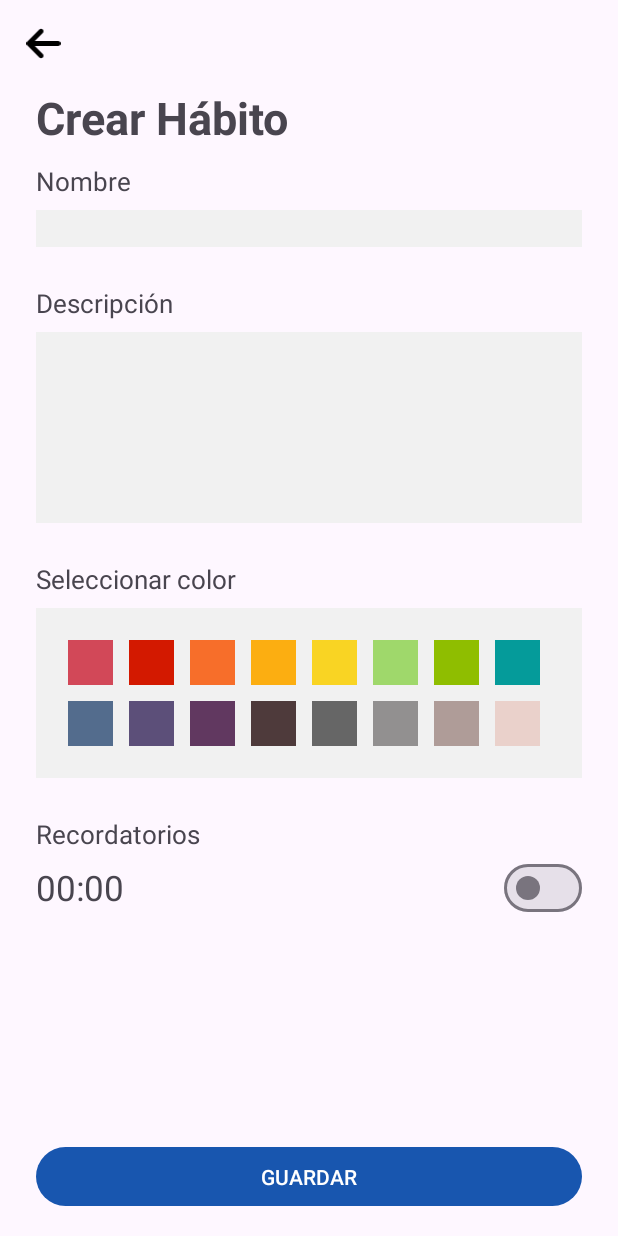
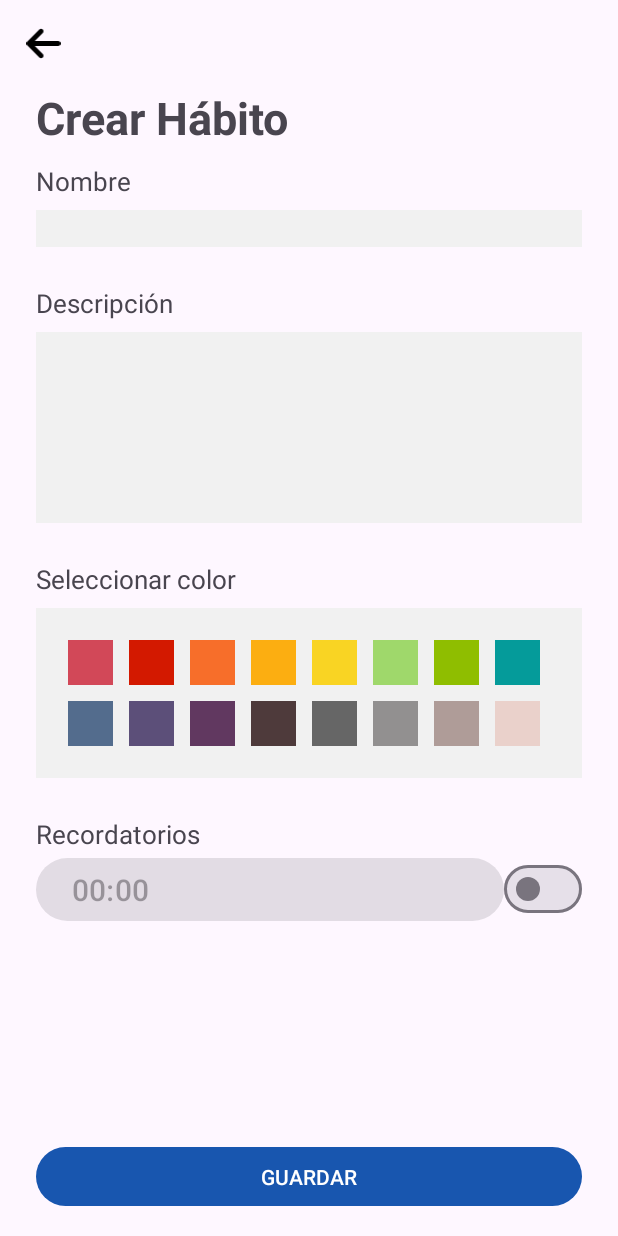
Before and after one commit to alfonsaco/CodeZen, an Android app: the CreateHabitActivity screen opened directly, with no data from a screen before it, on a phone screen of 412 x 824 dp. Run offline under Robolectric (Android 15) with nearby library versions, the phone set to English and light mode, and no system bars; our stand-ins replace Firebase (no records; nobody signed in at launch, a user with empty details on screens opened directly).

Commit message:
Se agrega TimePicker y se obtienen los nuevos valores del recordatorio

```diff
--- a/app/src/main/java/edu/alfonsaco/codezen/ui/habits/CreateHabitActivity.java
+++ b/app/src/main/java/edu/alfonsaco/codezen/ui/habits/CreateHabitActivity.java
@@ -5,6 +5,7 @@ import android.content.Intent;
 import android.os.Bundle;
 import android.view.View;
 import android.widget.Button;
+import android.widget.CompoundButton;
 import android.widget.EditText;
 import android.widget.ImageView;
 import android.widget.Toast;
@@ -15,7 +16,12 @@ import androidx.core.graphics.Insets;
 import androidx.core.view.ViewCompat;
 import androidx.core.view.WindowInsetsCompat;
 
+import com.google.android.material.materialswitch.MaterialSwitch;
+import com.google.android.material.timepicker.MaterialTimePicker;
+import com.google.android.material.timepicker.TimeFormat;
+
 import java.util.ArrayList;
+import java.util.concurrent.atomic.AtomicInteger;
 
 import edu.alfonsaco.codezen.R;
 import edu.alfonsaco.codezen.ui.habits.habit_utils.Habit;
@@ -28,11 +34,18 @@ public class CreateHabitActivity extends AppCompatActivity {
     private Button btnAgregarNuevoHabito;
     private EditText etxtNombreHabito;
     private EditText etxtDescripcion;
+    private MaterialSwitch switchRecordatorios;
+    private Button btnGestionarRecordatorio;
 
     // Selección de color
     private String colorSeleccionado;
     private ArrayList<View> listaColores;
     private boolean haSeleccionadoColor=false;
+
+    // Recordatorio
+    private String nuevaHoraRecordatorio;
+    private int horas;
+    private int minutos;
 
     // FirebaseAuth
     private BDD bd;
@@ -46,6 +59,8 @@ public class CreateHabitActivity extends AppCompatActivity {
         btnAgregarNuevoHabito=findViewById(R.id.btnAgregarNuevoHabito);
         etxtNombreHabito=findViewById(R.id.etxtNombreHabito);
         etxtDescripcion=findViewById(R.id.etxtDescripcion);
+        switchRecordatorios=findViewById(R.id.switchRecordatorios);
+        btnGestionarRecordatorio=findViewById(R.id.btnGestionarRecordatorio);
 
         // BOTÓN PARA VOLVER ATRÁS
         btnVolverInicio=findViewById(R.id.btnVolverInicio);
@@ -87,6 +102,57 @@ public class CreateHabitActivity extends AppCompatActivity {
                 }
             });
         }
+
+
+        // *************************** RECORDATORIOS ********************************
+        switchRecordatorios.setOnCheckedChangeListener(new CompoundButton.OnCheckedChangeListener() {
+            @Override
+            public void onCheckedChanged(CompoundButton buttonView, boolean isChecked) {
+                if(switchRecordatorios.isChecked()) {
+                    btnGestionarRecordatorio.setEnabled(true);
+                } else {
+                    btnGestionarRecordatorio.setEnabled(false);
+                }
+            }
+        });
+
+        String horaActual=btnGestionarRecordatorio.getText().toString();
+        horas=Integer.parseInt(horaActual.split(":")[0]);
+        minutos=Integer.parseInt(horaActual.split(":")[1]);
+
+        btnGestionarRecordatorio.setOnClickListener(new View.OnClickListener() {
+            @Override
+            public void onClick(View v) {
+                MaterialTimePicker timePicker=new MaterialTimePicker.Builder()
+                        .setTimeFormat(TimeFormat.CLOCK_24H)
+                        .setHour(horas)
+                        .setMinute(minutos)
+                        .setTitleText("Selecciona la hora")
+                        .build();
+
+                timePicker.show(getSupportFragmentManager(), "time_picker");
+
+                timePicker.addOnPositiveButtonClickListener(v1 -> {
+                    // Formateamos la hora, para ponerla en el botón
+                    String nuevaHora=String.valueOf(timePicker.getHour());
+                    String nuevoMinuto=String.valueOf(timePicker.getMinute());
+
+                    if(nuevaHora.length() == 1) {
+                        nuevaHora="0"+nuevaHora;
+                    }
+                    if(nuevoMinuto.length() == 1) {
+                        nuevoMinuto="0"+nuevoMinuto;
+                    }
+
+                    horas=Integer.parseInt(nuevaHora);
+                    minutos=Integer.parseInt(nuevoMinuto);
+
+                    nuevaHoraRecordatorio=nuevaHora+":"+nuevoMinuto;
+                    btnGestionarRecordatorio.setText(nuevaHoraRecordatorio);
+                });
+            }
+        });
+        // ***************************************************************************
 
 
         // AGREGAR EL HÁBITO NUEVO
--- a/app/src/main/res/layout/habit_create_activity.xml
+++ b/app/src/main/res/layout/habit_create_activity.xml
@@ -244,19 +244,20 @@
                 android:layout_height="wrap_content"
                 android:orientation="horizontal">
 
-                <TextView
-                    android:id="@+id/textView13"
+                <Button
+                    android:id="@+id/btnGestionarRecordatorio"
                     android:layout_width="wrap_content"
                     android:layout_height="match_parent"
                     android:layout_weight="1"
-                    android:textSize="23sp"
+                    android:textSize="20sp"
+                    android:enabled="false"
                     android:gravity="left|center_vertical"
                     android:text="00:00" />
 
                 <com.google.android.material.materialswitch.MaterialSwitch
                     android:id="@+id/switchRecordatorios"
                     android:layout_width="wrap_content"
-                    android:layout_height="wrap_content"
+                    android:layout_height="match_parent"
                     android:checked="false" />
 
             </LinearLayout>
```
